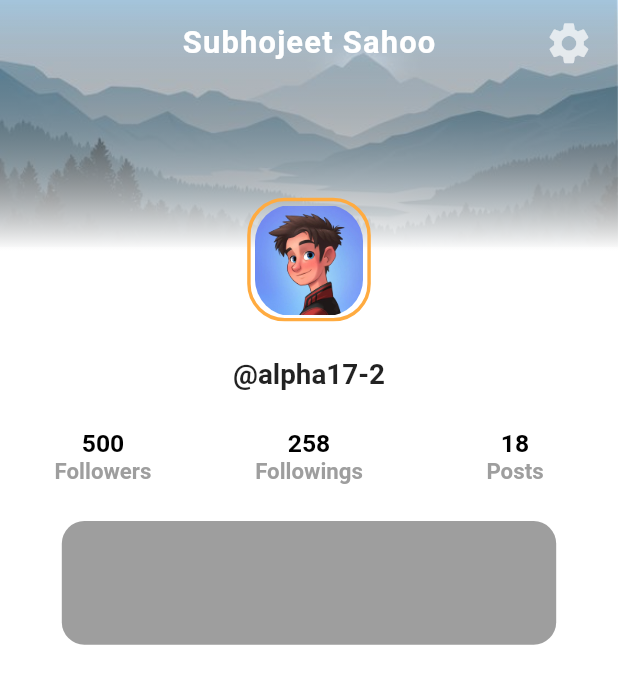
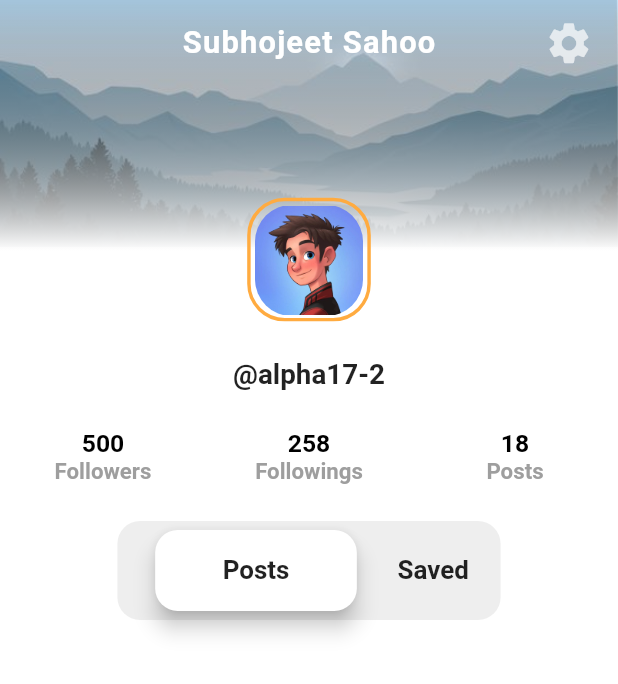
Before and after one commit to Wave-2024/Wave, a Flutter app: the profiletScreen screen opened directly, on a phone screen of 412 x 824 dp. Shown: the top 684 px of the screen. Run offline on Flutter 3.47's test engine with Material 2 defaults, Android fonts, the phone set to English and light mode, and no system bars; our stand-ins replace firebase_auth, firebase_core; accounts and stored records are empty.

Commit message:
Good-Bye 2021

```diff
--- a/lib/screen/profileScreen.dart
+++ b/lib/screen/profileScreen.dart
@@ -1,7 +1,13 @@
 import 'package:flutter/material.dart';
 import 'package:nexus/utils/devicesize.dart';
 
-class profiletScreen extends StatelessWidget {
+class profiletScreen extends StatefulWidget {
+  @override
+  State<profiletScreen> createState() => _profiletScreenState();
+}
+
+class _profiletScreenState extends State<profiletScreen> {
+  bool viewPosts = true;
   @override
   Widget build(BuildContext context) {
     return Scaffold(
@@ -90,7 +96,12 @@ class profiletScreen extends StatelessWidget {
                     fontSize: displayWidth(context) * 0.045,
                     fontWeight: FontWeight.bold),
               ),
-              const Opacity(opacity: 0.0,child: Divider(height: 2,),),
+              const Opacity(
+                opacity: 0.0,
+                child: Divider(
+                  height: 2,
+                ),
+              ),
               Container(
                 height: displayHeight(context) * 0.1,
                 width: displayWidth(context),
@@ -172,11 +183,86 @@ class profiletScreen extends StatelessWidget {
                 ),
               ),
               Container(
-                height: displayHeight(context)*0.1,
-                width: displayWidth(context)*0.8,
+                height: displayHeight(context) * 0.08,
+                width: displayWidth(context) * 0.62,
                 decoration: BoxDecoration(
-                  color: Colors.grey[500],
-                  borderRadius : BorderRadius.circular(15)
+                    color: Colors.grey[200],
+                    borderRadius: BorderRadius.circular(15)),
+                child: Row(
+                  mainAxisAlignment: MainAxisAlignment.spaceEvenly,
+                  crossAxisAlignment: CrossAxisAlignment.center,
+                  children: [
+                    Padding(
+                      padding: const EdgeInsets.all(2.0),
+                      child: InkWell(
+                        onTap: () {
+                          setState(() {
+                            if(!viewPosts){
+                              viewPosts=!viewPosts;
+                            }
+                          });
+                        },
+                        child: (viewPosts)
+                            ? Card(
+                          elevation: 6,
+                                shape: RoundedRectangleBorder(
+                                  borderRadius: BorderRadius.circular(15),
+                                ),
+                                child: Center(
+                                  child: Padding(
+                                    padding: const EdgeInsets.only(left: 45.0,right: 45,top: 8,bottom: 8),
+                                    child: Text(
+                                      'Posts',
+                                      style: TextStyle(
+                                          color: Colors.black87,
+                                          fontSize: displayWidth(context) * 0.042,
+                                          fontWeight: FontWeight.bold),
+                                    ),
+                                  ),
+                                ),
+                              )
+                            : Text('Posts',style: TextStyle(
+                            color: Colors.black87,
+                            fontSize: displayWidth(context) * 0.042,
+                            fontWeight: FontWeight.bold),),
+                      ),
+                    ),
+                    Padding(
+                      padding: const EdgeInsets.all(2.0),
+                      child: InkWell(
+                        onTap: () {
+                          setState(() {
+                            if(viewPosts){
+                              viewPosts=!viewPosts;
+                            }
+                          });
+                        },
+                        child: (!viewPosts)
+                            ? Card(
+                          elevation: 6,
+                          shape: RoundedRectangleBorder(
+                            borderRadius: BorderRadius.circular(15),
+                          ),
+                          child: Center(
+                            child: Padding(
+                              padding: const EdgeInsets.only(left: 45.0,right: 45,top: 8,bottom: 8),
+                              child: Text(
+                                'Saved',
+                                style: TextStyle(
+                                    color: Colors.black87,
+                                    fontSize: displayWidth(context) * 0.042,
+                                    fontWeight: FontWeight.bold),
+                              ),
+                            ),
+                          ),
+                        )
+                            : Text('Saved',style: TextStyle(
+                            color: Colors.black87,
+                            fontSize: displayWidth(context) * 0.042,
+                            fontWeight: FontWeight.bold),),
+                      ),
+                    ),
+                  ],
                 ),
               )
             ],
```
